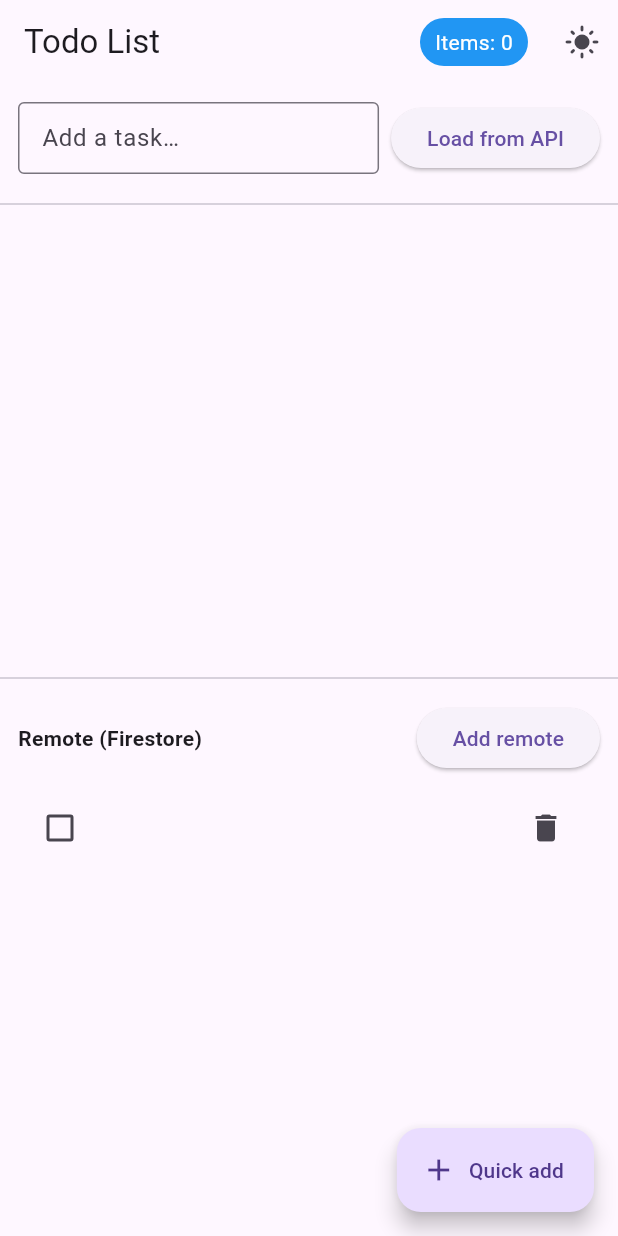
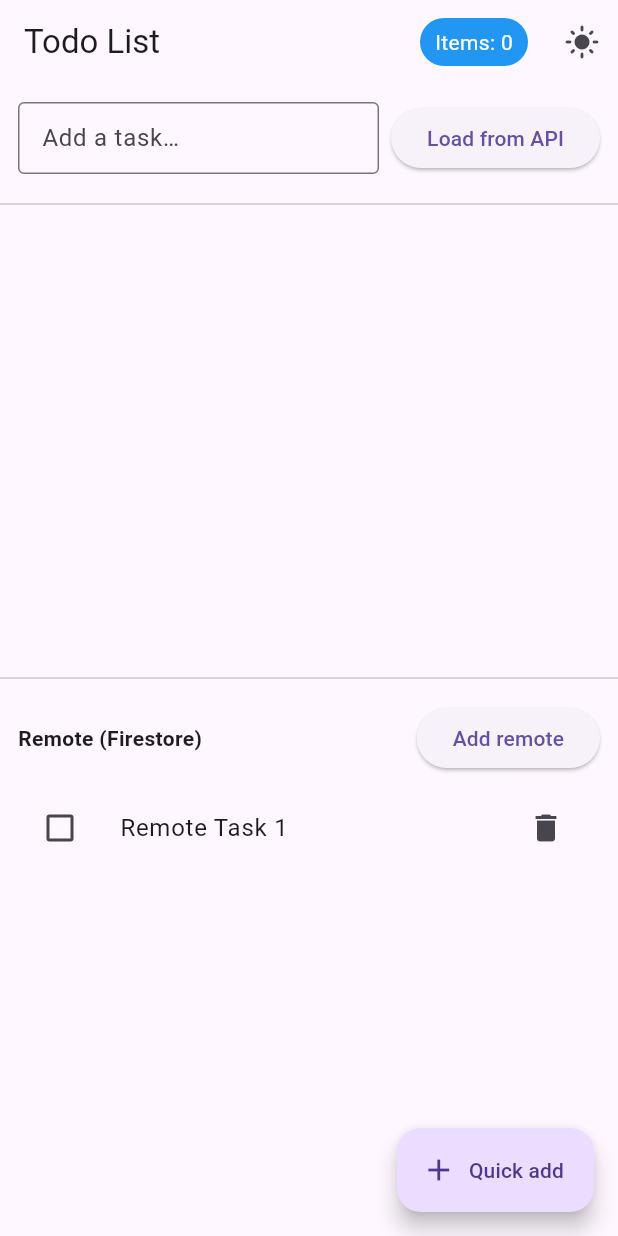
Before and after one commit to MarkCnw/provider, a Flutter app: the screen it shows after launch, after a tap on "Add remote", on a phone screen of 412 x 824 dp. Run offline on Flutter 3.47's test engine with Material 3 defaults, Android fonts, the phone set to English and light mode, and no system bars; our stand-ins replace cloud_firestore, firebase_core; accounts and stored records are empty.

Commit message:
Refactor TodoScreen to use ITodoRepo for remote todo operations; update main.dart to provide ITodoRepo; replace FakeTodoRepo with FakeTodoService; enhance remote_list_test for improved testing.

```diff
--- a/learn_provider/lib/Screen/todo_screen.dart
+++ b/learn_provider/lib/Screen/todo_screen.dart
@@ -1,5 +1,5 @@
 import 'package:flutter/material.dart';
-import 'package:learn_provider/services/i_todo_repo.dart';
+import 'package:learn_provider/Screen/remote_todo_detail_screen.dart';
 import 'package:provider/provider.dart';
 
 import '../providers/todo_provider.dart';
@@ -7,9 +7,9 @@ import '../providers/theme_provider.dart';
 import '../providers/todo_loader.dart';
 import '../widgets/todo_tile.dart';
 
-// Remote (Firestore)
+// Remote (Firestore) - 🔥 ใช้ Interface แทน
 import '../models/todo_item.dart';
-import '../services/todo_repo.dart';
+import '../services/i_todo_repo.dart'; // ⬅️ Interface
 
 class TodoScreen extends StatefulWidget {
   const TodoScreen({super.key});
@@ -38,6 +38,7 @@ class _TodoScreenState extends State<TodoScreen> {
     // โลคอล (Provider)
     final todo = context.watch<TodoProvider>();
 
+    // 🔥 ดึง repo ที่ฉีดมา (ไม่ใช่ new TodoRepo() ตรงๆ)
     final repo = context.read<ITodoRepo>();
 
     // ใช้ watch เพื่อให้ UI รีบิวด์เมื่อ status/ผลลัพธ์เปลี่ยน
@@ -45,14 +46,6 @@ class _TodoScreenState extends State<TodoScreen> {
 
     // รีโมท (Firestore) มาจาก StreamProvider<List<TodoItem>>
     final remoteTodos = context.watch<List<TodoItem>>();
-
-    ElevatedButton(
-      onPressed: () => repo.addTodo(
-        'demo-user',
-        'Remote Task ${remoteTodos.length + 1}',
-      ),
-      child: Text('Add remote'),
-    );
 
     return Scaffold(
       appBar: AppBar(
@@ -181,8 +174,9 @@ class _TodoScreenState extends State<TodoScreen> {
                   'Remote (Firestore)',
                   style: TextStyle(fontWeight: FontWeight.bold),
                 ),
+                // 🔥 ใช้ repo ผ่าน interface
                 ElevatedButton(
-                  onPressed: () => TodoRepo().addTodo(
+                  onPressed: () => repo.addTodo(
                     'demo-user',
                     'Remote Task ${remoteTodos.length + 1}',
                   ),
@@ -198,9 +192,24 @@ class _TodoScreenState extends State<TodoScreen> {
               itemBuilder: (_, i) {
                 final t = remoteTodos[i];
                 return ListTile(
-                  leading: Checkbox(value: t.done, onChanged: (v) => repo.toggleDone(t.id, v ?? false),
+                  title: Text(t.title),
+                  // 🔥 ใช้ repo ผ่าน interface
+                  leading: Checkbox(
+                    value: t.done,
+                    onChanged: (v) => repo.toggleDone(t.id, v ?? false),
                   ),
-                  trailing: IconButton(onPressed: ()=> repo.delete(t.id), icon: Icon(Icons.delete),),
+                  trailing: IconButton(
+                    icon: const Icon(Icons.delete),
+                    onPressed: () => repo.delete(t.id),
+                  ),
+                  onTap: () {
+                    Navigator.push(
+                      context,
+                      MaterialPageRoute(
+                        builder: (_) => RemoteTodoDetailScreen(id: t.id),
+                      ),
+                    );
+                  },
                 );
               },
             ),
--- a/learn_provider/lib/main.dart
+++ b/learn_provider/lib/main.dart
@@ -4,10 +4,13 @@ import 'package:learn_provider/Screen/todo_screen.dart';
 
 import 'package:learn_provider/models/todo_item.dart';
 import 'package:learn_provider/providers/todo_loader.dart';
+import 'package:learn_provider/services/fake_todo_service.dart';
 
+// 🔥 เพิ่ม imports สำหรับ Interface
+import 'package:learn_provider/services/i_todo_repo.dart';
+import 'package:learn_provider/services/todo_repo.dart'; // ของจริง
+// import 'package:learn_provider/services/fake_todo_repo.dart'; // ของปลอม (สำหรับเทส)
 
-import 'package:learn_provider/services/i_todo_repo.dart';
-import 'package:learn_provider/services/todo_repo.dart';
 import 'package:provider/provider.dart';
 import 'providers/todo_provider.dart';
 import 'providers/theme_provider.dart';
@@ -16,7 +19,7 @@ Future<void> main() async {
   WidgetsFlutterBinding.ensureInitialized();
   await Firebase.initializeApp();
 
-   const userId = 'demo-user'; // ← เปลี่ยนให้ตรงผู้ใช้จริง
+  const userId = 'demo-user'; // ← เปลี่ยนให้ตรงผู้ใช้จริง
 
   runApp(
     MultiProvider(
@@ -26,17 +29,16 @@ Future<void> main() async {
         ChangeNotifierProvider(
           create: (_) => TodoLoader(FakeTodoService()),
         ),
+
+        // 🔥 เพิ่ม Interface Provider
+        Provider<ITodoRepo>(create: (_) => TodoRepo()), // ⬅️ ของจริงตอนรันแอป
+        // Provider<ITodoRepo>(create: (_) => FakeTodoRepo()), // ⬅️ ใช้ตอนเทส
+
+        // 🔥 ปรับให้ใช้ repo ผ่าน context
         StreamProvider<List<TodoItem>>(
-          create: (_) => TodoRepo().streamTodos(userId),
+          create: (ctx) => ctx.read<ITodoRepo>().streamTodos(userId),
           initialData: const [],
         ),
-        Provider<ITodoRepo>(create: (_)=> TodoRepo(),),
-
-
-        // StreamProvider<int>(
-        //   create: (_) => FakeRealtimeService().onlineCount(),
-        //   initialData: 0,
-        // ),
       ],
       child: const MyApp(),
     ),
```
Also changed, not shown: learn_provider/lib/services/fake_todo_repo.dart (added, +42 -0 lines), learn_provider/lib/services/fake_todo_service.dart (+11 -39 lines), 1 other file.
